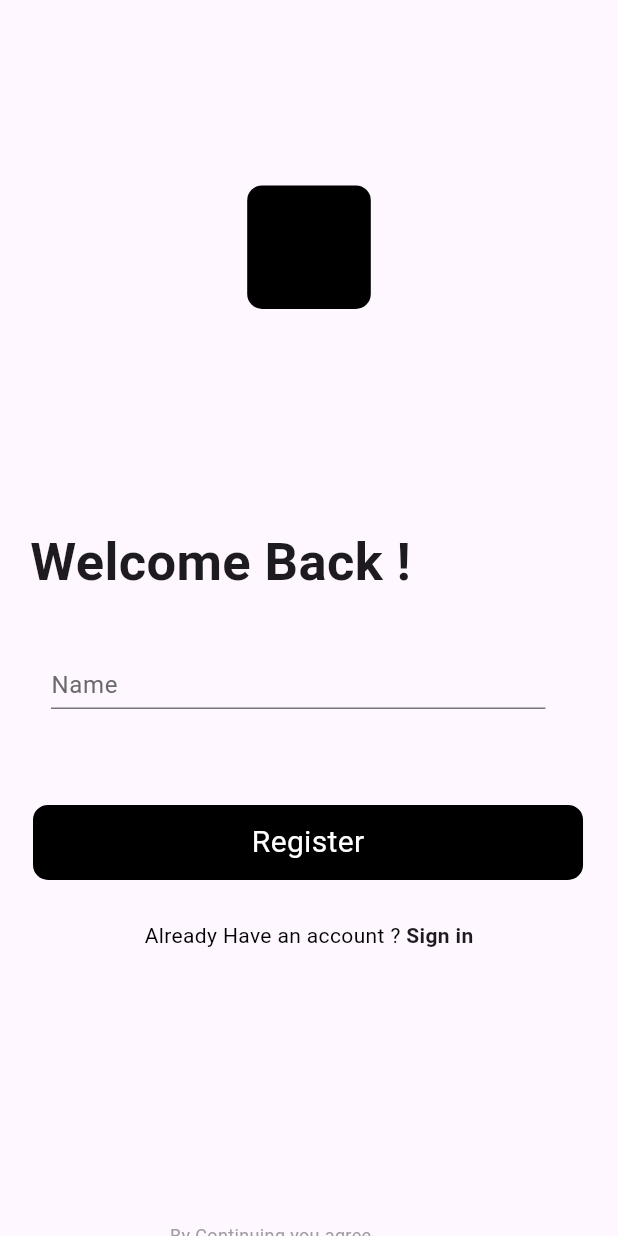
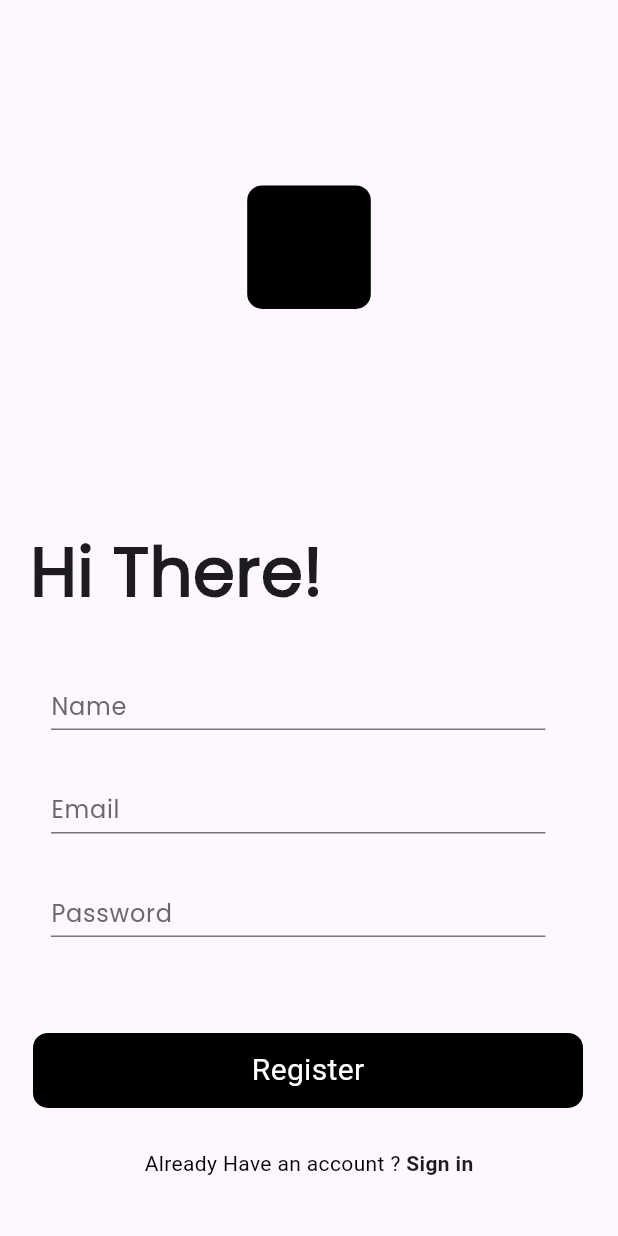
Before and after one commit to Hemanth5603/Spatial-Lens, a Flutter app: the Register screen opened directly, on a phone screen of 412 x 824 dp. Run offline on Flutter 3.47's test engine with Material 3 defaults, Android fonts, the phone set to English and light mode, and no system bars; our stand-ins replace camera, geocoding, geolocator, get, shared_preferences; accounts and stored records are empty; network calls fail; Roboto replaces fonts that are missing (man-b, man-r).

Commit message:
latest code

```diff
--- a/lib/models/user_model.dart
+++ b/lib/models/user_model.dart
@@ -5,6 +5,7 @@ class UserModel {
   String? status;
   double? latitude;
   double? longitude;
+  String? email;
 
   UserModel.fromJson(Map<String, dynamic> json) {
     id = json['id'];
@@ -17,6 +18,7 @@ class UserModel {
     _data['id'] = id;
     _data['name'] = name;
     _data['status'] = status;
+    _data['email'] = email;
     return _data;
   }
 }
--- /dev/null
+++ b/lib/views/authentication/register.dart
@@ -0,0 +1,298 @@
+import 'package:flutter/material.dart';
+import 'package:flutter/services.dart';
+import 'package:get/get.dart';
+import 'package:iitt/controllers/user_controller.dart';
+import 'package:iitt/views/image_capture.dart';
+
+class Register extends StatefulWidget {
+  const Register({super.key});
+
+  @override
+  State<Register> createState() => _RegisterState();
+}
+
+class _RegisterState extends State<Register> {
+  UserController userController = Get.put(UserController());
+  @override
+  void initState() {
+    super.initState();
+  }
+
+  @override
+  Widget build(BuildContext context) {
+    double h = MediaQuery.of(context).size.height;
+    double w = MediaQuery.of(context).size.width;
+    SystemChrome.setSystemUIOverlayStyle(const SystemUiOverlayStyle(
+      statusBarColor: Color.fromARGB(
+          255, 255, 255, 255), // Change the color to your desired color
+      statusBarIconBrightness:
+          Brightness.dark, // Change the brightness of icons
+    ));
+    return Scaffold(
+      body: SingleChildScrollView(
+        physics: BouncingScrollPhysics(),
+        child: SafeArea(
+            child: Column(
+          mainAxisAlignment: MainAxisAlignment.start,
+          crossAxisAlignment: CrossAxisAlignment.start,
+          children: [
+            Container(
+              width: w,
+              height: h * 0.4,
+              decoration: BoxDecoration(),
+              child: Center(
+                child: Container(
+                  width: w * 0.2,
+                  height: w * 0.2,
+                  padding: EdgeInsets.all(10),
+                  decoration: const BoxDecoration(
+                      borderRadius: BorderRadius.all(Radius.circular(10)),
+                      color: Colors.black),
+                ),
+              ),
+            ),
+            const SizedBox(
+              height: 10,
+            ),
+            Padding(
+              padding: const EdgeInsets.all(10.0),
+              child: Column(
+                crossAxisAlignment: CrossAxisAlignment.start,
+                children: [
+                  const Padding(
+                    padding: EdgeInsets.only(left: 10.0),
+                    child: Text("Hi There!",
+                        style: TextStyle(
+                            fontFamily: 'poppins',
+                            fontSize: 45,
+                            fontWeight: FontWeight.bold)),
+                  ),
+                  const SizedBox(
+                    height: 16,
+                  ),
+                  Padding(
+                    padding: const EdgeInsets.all(12.0),
+                    child: Container(
+                      height: 45,
+                      width: w,
+                      padding: const EdgeInsets.only(left: 12),
+                      child: Row(
+                        children: [
+                          SizedBox(
+                            height: h * 0.12,
+                            width: w * 0.8,
+                            child: Center(
+                              child: TextField(
+                                controller: userController.name,
+                                keyboardType: TextInputType.emailAddress,
+                                textAlignVertical: TextAlignVertical.bottom,
+                                style: const TextStyle(fontFamily: 'poppins'),
+                                decoration: const InputDecoration(
+                                  hintText: "Name",
+                                  hintStyle: TextStyle(
+                                      color: Color.fromARGB(255, 106, 106, 106),
+                                      fontFamily: 'poppins'),
+                                  border: UnderlineInputBorder(
+                                    borderSide: BorderSide(
+                                        color: Color.fromARGB(255, 0, 0, 0),
+                                        width: 5),
+                                  ),
+                                ),
+                              ),
+                            ),
+                          ),
+                        ],
+                      ),
+                    ),
+                  ),
+                  Padding(
+                    padding: const EdgeInsets.all(12.0),
+                    child: Container(
+                      height: 45,
+                      width: w,
+                      padding: const EdgeInsets.only(left: 12),
+                      child: Row(
+                        children: [
+                          SizedBox(
+                            height: h * 0.12,
+                            width: w * 0.8,
+                            child: Center(
+                              child: TextField(
+                                controller: userController.email,
+                                keyboardType: TextInputType.emailAddress,
+                                textAlignVertical: TextAlignVertical.bottom,
+                                style: const TextStyle(fontFamily: 'poppins'),
+                                decoration: const InputDecoration(
+                                  hintText: "Email",
+                                  hintStyle: TextStyle(
+                                      color: Color.fromARGB(255, 106, 106, 106),
+                                      fontFamily: 'poppins'),
+                                  border: UnderlineInputBorder(
+                                    borderSide: BorderSide(
+                                        color: Color.fromARGB(255, 0, 0, 0),
+                                        width: 5),
+                                  ),
+                                ),
+                              ),
+                            ),
+                          ),
+                        ],
+                      ),
+                    ),
+                  ),
+                  Padding(
+                    padding: const EdgeInsets.all(12.0),
+                    child: Container(
+                      height: 45,
+                      width: w,
+                      padding: const EdgeInsets.only(left: 12),
+                      child: Row(
+                        children: [
+                          SizedBox(
+                            height: h * 0.12,
+                            width: w * 0.8,
+                            child: Center(
+                              child: TextField(
+                                controller: userController.password,
+                                keyboardType: TextInputType.emailAddress,
+                                textAlignVertical: TextAlignVertical.bottom,
+                                style: const TextStyle(fontFamily: 'poppins'),
+                                decoration: const InputDecoration(
+                                  hintText: "Password",
+                                  hintStyle: TextStyle(
+                                      color: Color.fromARGB(255, 106, 106, 106),
+                                      fontFamily: 'poppins'),
+                                  border: UnderlineInputBorder(
+                                    borderSide: BorderSide(
+                                        color: Color.fromARGB(255, 0, 0, 0),
+                                        width: 5),
+                                  ),
+                                ),
+                              ),
+                            ),
+                          ),
+                        ],
+                      ),
+                    ),
+                  ),
+                  const SizedBox(
+                    height: 40,
+                  ),
+                  InkWell(
+                    child: Padding(
+                      padding: const EdgeInsets.all(12.0),
+                      child: Container(
+                          height: 50,
+                          width: w * 0.89,
+                          decoration: BoxDecoration(
+                              border: Border.all(
+                                  color: Color.fromARGB(255, 0, 0, 0),
+                                  width: 2),
+                              color: Colors.black,
+                              borderRadius:
+                                  const BorderRadius.all(Radius.circular(10))),
+                          child: const Center(
+                            child: Text(
+                              "Register",
+                              style:
+                                  TextStyle(fontSize: 20, color: Colors.white),
+                            ),
+                          )),
+                    ),
+                    onTap: () async {
+                      await userController.registerUser();
+                      Get.to(ImageCapture());
+                    },
+                  ),
+                  const SizedBox(
+                    height: 15,
+                  ),
+                  Row(
+                    mainAxisAlignment: MainAxisAlignment.center,
+                    children: [
+                      const Text(
+                        "Already Have an account ? ",
+                        style: TextStyle(fontSize: 14, color: Colors.black),
+                      ),
+                      GestureDetector(
+                        child: const Text(
+                          "Sign in",
+                          style: TextStyle(
+                              fontSize: 14, fontWeight: FontWeight.bold),
+                        ),
+                        onTap: () {
+                          Get.back();
+                        },
+                      )
+                    ],
+                  ),
+                  SizedBox(height: h * 0.22),
+                  Container(
+                    margin: const EdgeInsets.only(left: 80),
+                    child: const Column(
+                      children: [
+                        Text(
+                          "By Continuing you agree ",
+                          style: TextStyle(fontSize: 12, color: Colors.grey),
+                        ),
+                        SizedBox(
+                          height: 2,
+                        ),
+                        Text("Terms of Service   Privacy Policy ",
+                            style: TextStyle(fontSize: 12, color: Colors.grey))
+                      ],
+                    ),
+                  )
+                ],
+              ),
+            )
+          ],
+        )),
+      ),
+    );
+  }
+}
+
+Widget customTextField(w, h, maxLines, keyboardType, hint) {
+  return Padding(
+    padding: EdgeInsets.symmetric(horizontal: w * 0.09, vertical: 12.0),
+    child: Column(
+      crossAxisAlignment: CrossAxisAlignment.start,
+      mainAxisAlignment: MainAxisAlignment.start,
+      children: [
+        Container(
+          height: h,
+          decoration: BoxDecoration(
+              color: Colors.white,
+              borderRadius: BorderRadius.circular(5),
+              boxShadow: const []),
+          child: TextField(
+            decoration: InputDecoration(
+              fillColor: const Color.fromARGB(255, 13, 8, 8),
+              hintText: hint,
+              enabledBorder: getBorder(),
+              focusedBorder: getBorder(),
+              focusColor: Colors.black,
+              prefixStyle: const TextStyle(color: Colors.black),
+              hintStyle: const TextStyle(
+                  fontFamily: 'poppins',
+                  fontSize: 16,
+                  color: Color.fromARGB(255, 76, 76, 76)),
+              //prefixIcon: Icon(Icons.no,color: Color.fromARGB(200, 0, 44, 107)),
+            ),
+            maxLines: maxLines,
+            keyboardType: keyboardType,
+          ),
+        ),
+      ],
+    ),
+  );
+}
+
+OutlineInputBorder getBorder() {
+  return const OutlineInputBorder(
+    borderRadius: BorderRadius.all(Radius.circular(8.0)),
+    borderSide: BorderSide(width: 1.5, color: Color.fromARGB(255, 204, 32, 46)),
+    gapPadding: 2,
+  );
+}
```
Also changed, not shown: lib/controllers/user_controller.dart (+31 -0 lines), lib/main.dart (+14 -3 lines), lib/views/authentication/login.dart (renamed from lib/views/authentication/register_user.dart, +56 -15 lines).
